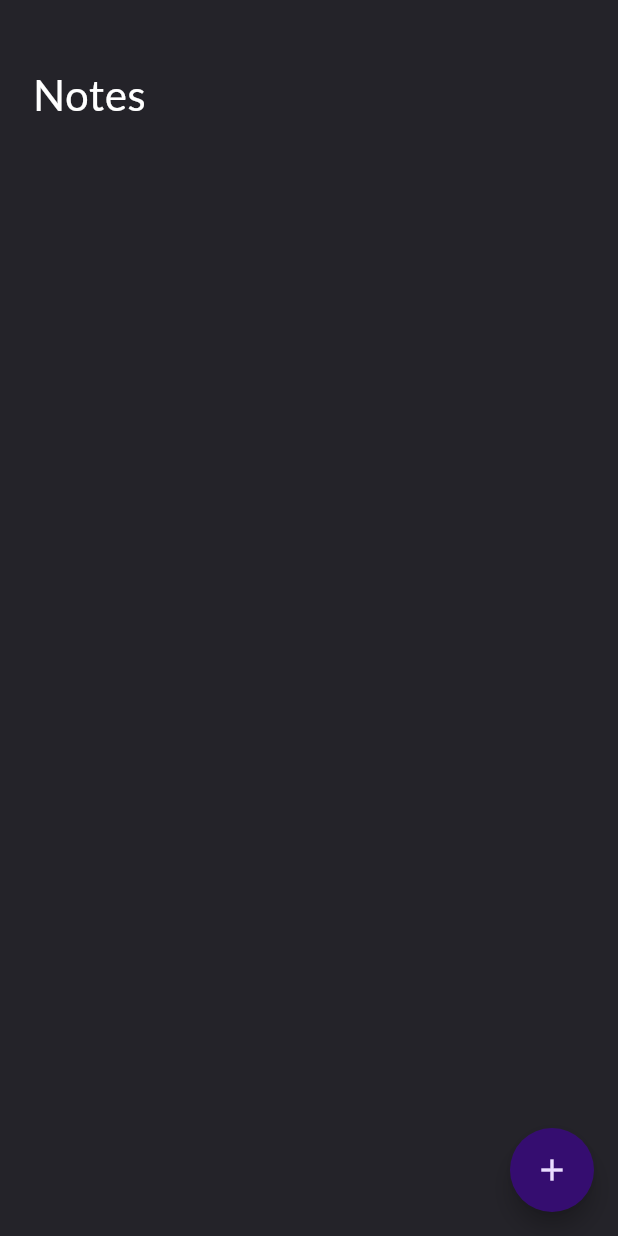
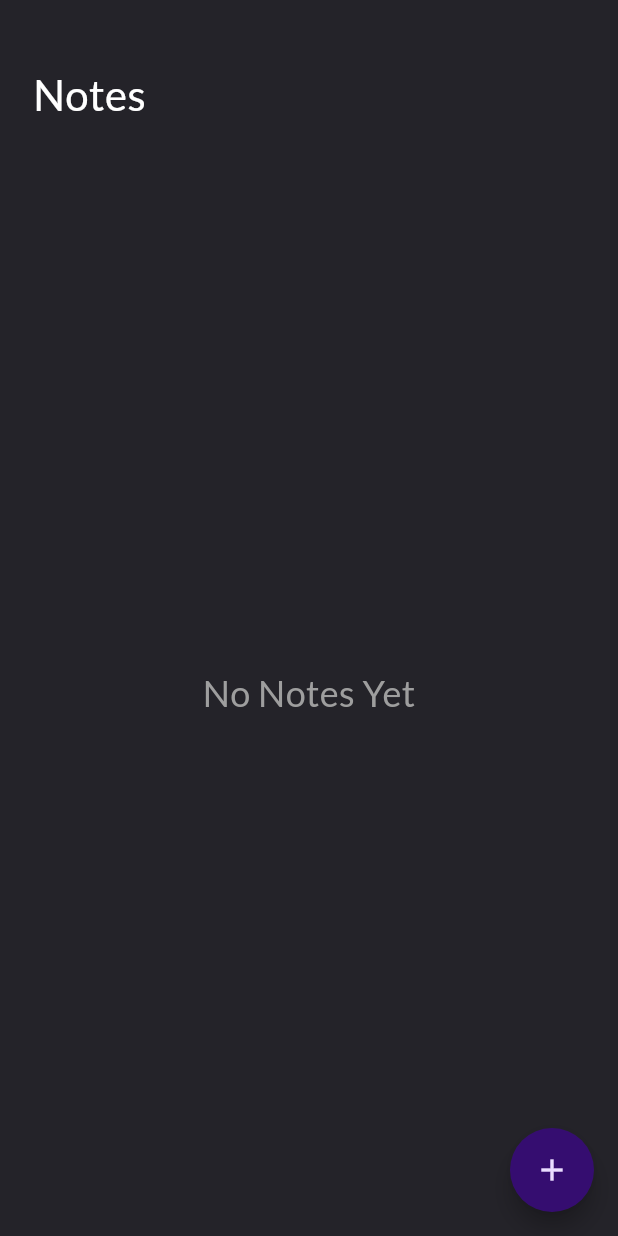
Before and after one commit to omarabady1/NotesApp, a Flutter app: the screen it shows after launch, on a phone screen of 412 x 824 dp. Run offline on Flutter 3.47's test engine with Material 3 defaults, Android fonts, the phone set to English and light mode, and no system bars; our stand-ins replace flutter_bloc, flutter_slidable, hive, hive_flutter; accounts and stored records are empty.

Commit message:
Better Notes List Behaviour

```diff
--- a/lib/constants.dart
+++ b/lib/constants.dart
@@ -1,4 +1,4 @@
-import 'dart:ui';
+import 'package:flutter/cupertino.dart';
 
 const kNotesBox = 'notes_box';
 const List<Color> kColorsList = [
@@ -12,3 +12,5 @@ const List<Color> kColorsList = [
   Color(0xff3cacae),
   Color(0xff059dc0),
 ];
+
+final ScrollController listviewController = ScrollController();
--- a/lib/widgets/add_note_form.dart
+++ b/lib/widgets/add_note_form.dart
@@ -4,6 +4,7 @@ import 'package:notes_app/cubits/add_note_cubit/add_note_cubit.dart';
 import 'package:notes_app/models/note_model.dart';
 import 'package:notes_app/widgets/colors_list.dart';
 
+import '../constants.dart';
 import 'custom_button.dart';
 import 'custom_text_field.dart';
 
@@ -49,6 +50,11 @@ class _AddNoteFormState extends State<AddNoteForm> {
                   ).color.toARGB32(),
                 );
                 BlocProvider.of<AddNoteCubit>(context).addNote(note);
+                listviewController.animateTo(
+                  listviewController.position.maxScrollExtent,
+                  duration: Duration(milliseconds: 600),
+                  curve: Curves.bounceIn,
+                );
               } else {
                 autovalidateMode = AutovalidateMode.always;
                 setState(() {});
--- a/lib/widgets/note_card.dart
+++ b/lib/widgets/note_card.dart
@@ -8,9 +8,8 @@ import 'package:flutter_slidable/flutter_slidable.dart';
 import '../cubits/notes_cubit/notes_cubit.dart';
 
 class NoteCard extends StatefulWidget {
-  const NoteCard({super.key, required this.cardColor, required this.note});
+  const NoteCard({super.key, required this.note});
 
-  final Color cardColor;
   final NoteModel note;
 
   @override
--- a/lib/widgets/notes_list_view.dart
+++ b/lib/widgets/notes_list_view.dart
@@ -4,33 +4,27 @@ import 'package:flutter_bloc/flutter_bloc.dart';
 import 'package:notes_app/cubits/notes_cubit/notes_cubit.dart';
 import 'package:notes_app/models/note_model.dart';
 
+import '../constants.dart';
 import 'note_card.dart';
 
 class NotesListView extends StatelessWidget {
-  NotesListView({super.key});
+  const NotesListView({super.key});
 
-  final List<Color> cardColors = [
-    Color(0xffc18914),
-    Color(0xff72b316),
-    Color(0xff7e14bc),
-    Color(0xff9a0c88),
-    Color(0xff10a18c),
-  ];
   @override
   Widget build(BuildContext context) {
     return BlocBuilder<NotesCubit, NotesState>(
       builder: (context, state) {
         List<NoteModel> notes =
             BlocProvider.of<NotesCubit>(context).notes ?? [];
-        return ListView.builder(
+        return notes.isNotEmpty? ListView.builder(
+          controller: listviewController,
           itemCount: notes.length,
           padding: EdgeInsets.zero,
           itemBuilder: (context, index) {
-            return NoteCard(
-              cardColor: cardColors[index % cardColors.length],
-              note: notes[index],
-            );
+            return NoteCard(note: notes[index]);
           },
+        ) : Center(
+          child: Text('No Notes Yet', style: TextStyle(fontSize: 24, color: Colors.grey),),
         );
       },
     );
```
